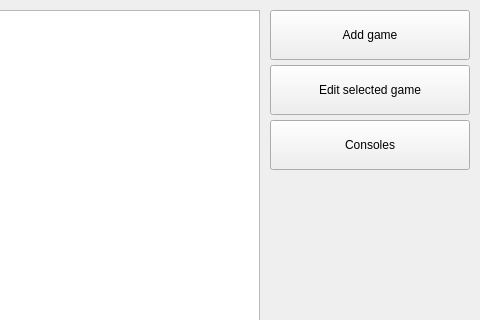
Qt form MainWindow.ui (Cyanisk/GamesList) before a commit; both pictures show x 370 to 850 and y 0 to 320 of the 850 by 420 pixel window.
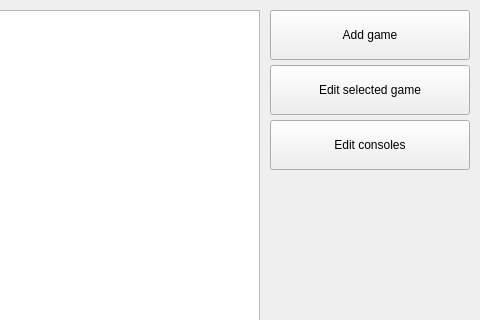
The same form after that commit.

Patch:
```diff
--- a/MainWindow.ui
+++ b/MainWindow.ui
@@ -110,7 +110,7 @@
          </size>
         </property>
         <property name="text">
-         <string>Consoles</string>
+         <string>Edit consoles</string>
         </property>
        </widget>
       </item>
```
